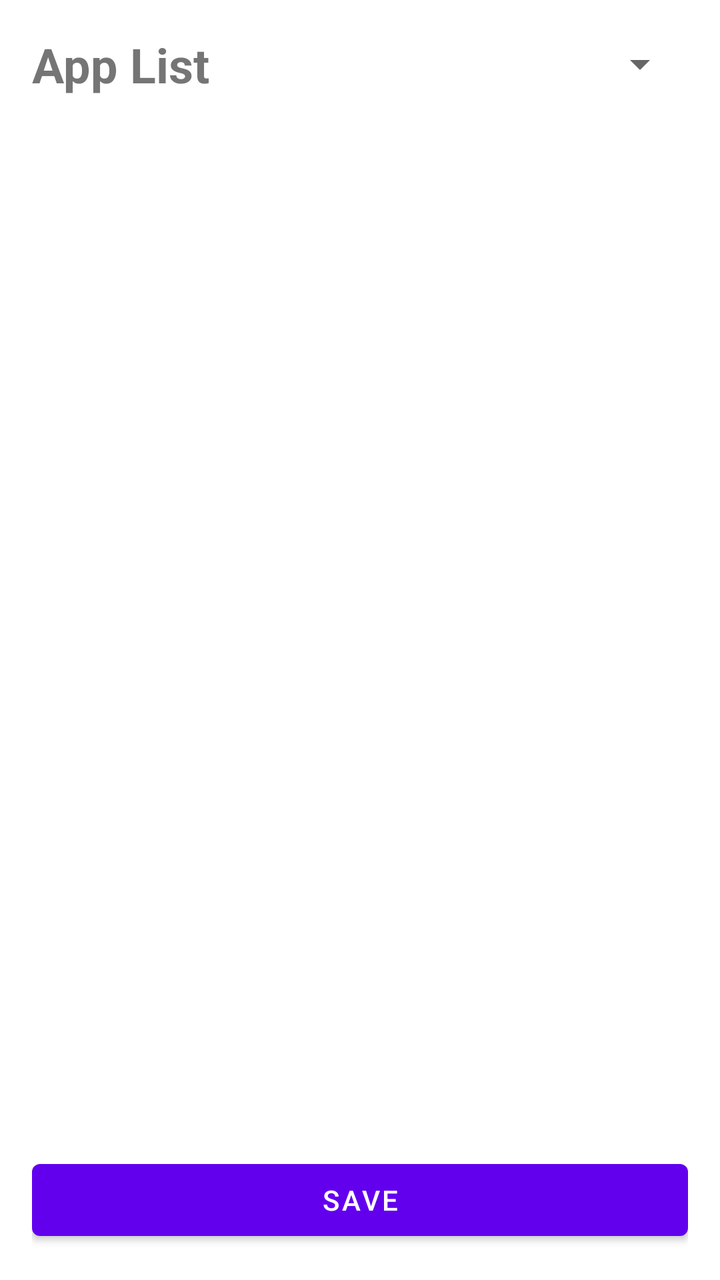
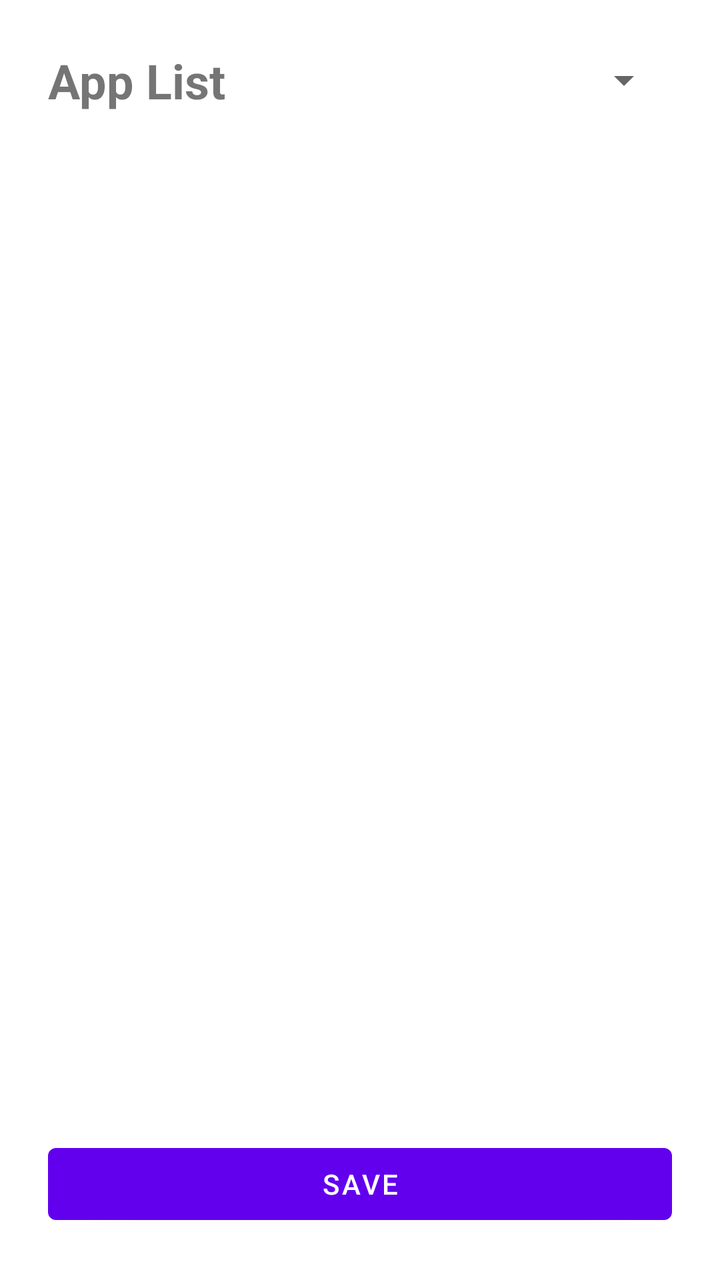

An Android layout rendered at two revisions. The XML below is the earlier revision; the diff shows what the commit changed to produce the second picture.
<!-- AndroidManifest.xml: application theme Theme.WakAnd -->
<!-- res/layout/activity_app_list.xml -->
<?xml version="1.0" encoding="utf-8"?>
<LinearLayout xmlns:android="http://schemas.android.com/apk/res/android"
    android:layout_width="match_parent"
    android:layout_height="match_parent"
    android:orientation="vertical"
    android:padding="16dp"
    android:fitsSystemWindows="true">

    <LinearLayout
        android:layout_width="match_parent"
        android:layout_height="wrap_content"
        android:orientation="horizontal"
        android:gravity="center_vertical"
        android:layout_marginBottom="16dp">

        <TextView
            android:layout_width="0dp"
            android:layout_height="wrap_content"
            android:layout_weight="1"
            android:text="@string/app_list_title"
            android:textSize="24sp"
            android:textStyle="bold" />

        <Spinner
            android:id="@+id/spinnerSort"
            android:layout_width="wrap_content"
            android:layout_height="wrap_content" />
    </LinearLayout>

    <androidx.recyclerview.widget.RecyclerView
        android:id="@+id/recyclerApps"
        android:layout_width="match_parent"
        android:layout_height="0dp"
        android:layout_weight="1" />

    <Button
        android:id="@+id/btnSaveAppList"
        android:layout_width="match_parent"
        android:layout_height="wrap_content"
        android:text="@string/btn_save"
        android:layout_marginTop="8dp" />

</LinearLayout>
<!-- resources referenced by this layout -->
<resources>
  <string name="app_list_title">App List</string>
  <string name="btn_save">Save</string>
  <style name="Theme.WakAnd" parent="Theme.MaterialComponents.DayNight.NoActionBar">
          
          <item name="colorPrimary">@color/purple_500</item>
          <item name="colorPrimaryVariant">@color/purple_700</item>
          <item name="colorOnPrimary">@color/white</item>
          
          <item name="colorSecondary">@color/teal_200</item>
          <item name="colorSecondaryVariant">@color/teal_700</item>
          <item name="colorOnSecondary">@color/black</item>
          
          <item name="android:statusBarColor">?attr/colorPrimaryVariant</item>
          
      </style>
  <color name="purple_500">#FF6200EE</color>
  <color name="purple_700">#FF3700B3</color>
  <color name="white">#FFFFFFFF</color>
  <color name="teal_200">#FF03DAC5</color>
  <color name="teal_700">#FF018786</color>
  <color name="black">#FF000000</color>
</resources>

<!-- the commit's change to res/layout/activity_app_list.xml (unified diff, before → after) -->
@@ -3,7 +3,7 @@
     android:layout_width="match_parent"
     android:layout_height="match_parent"
     android:orientation="vertical"
-    android:padding="16dp"
+    android:padding="24dp"
     android:fitsSystemWindows="true">
 
     <LinearLayout
